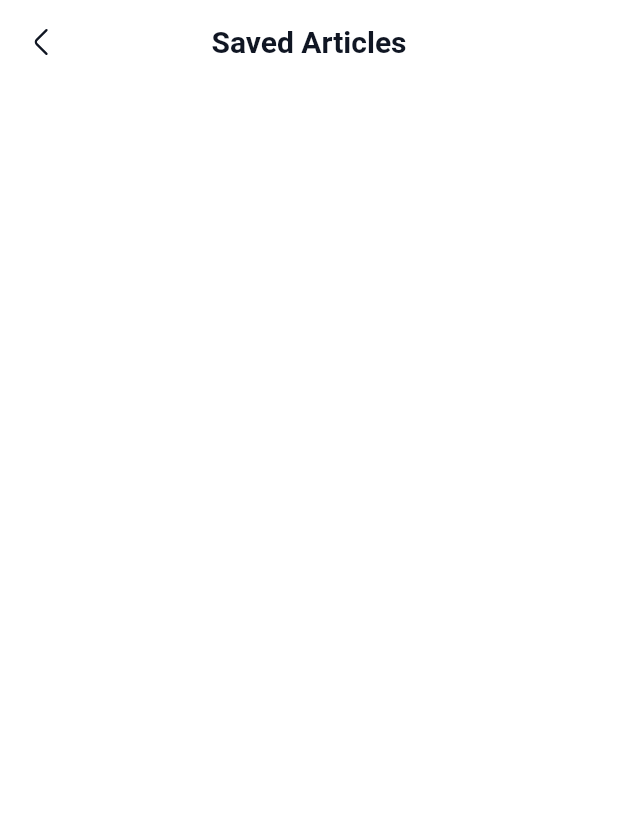
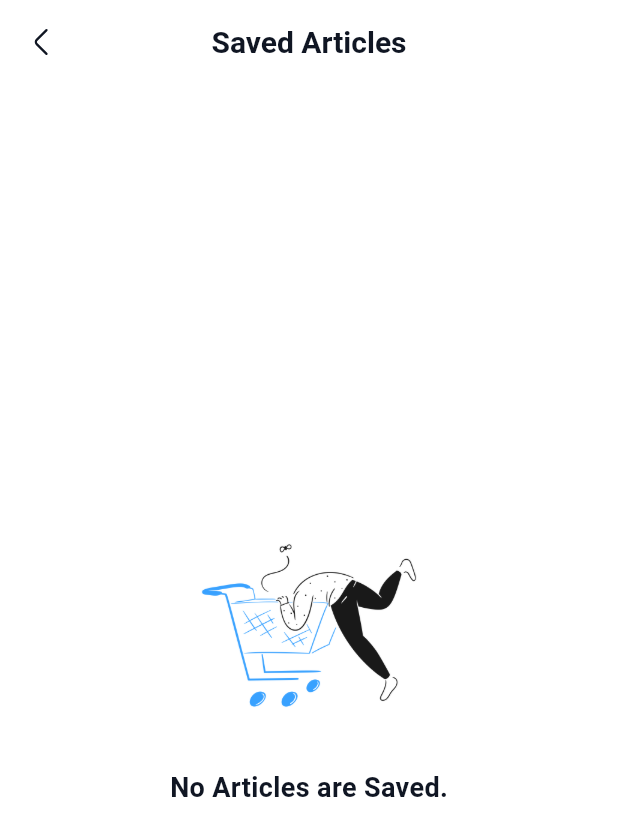
Before and after one commit to PriyankaMakwana810/medics, a Flutter app: the SavedView screen opened by its route, on a phone screen of 412 x 824 dp. Shown: the top 836 px of the screen. Run offline on Flutter 3.47's test engine with Material 3 defaults, Android fonts, the light colour scheme and no system bars; our stand-ins replace connectivity_plus, flutter_rating_bar, flutter_svg, geocoding, geolocator, get and 5 more; accounts and stored records are empty.

Commit message:
- added empty view when list is empty

```diff
--- a/lib/views/top_doctors/saved_view.dart
+++ b/lib/views/top_doctors/saved_view.dart
@@ -4,6 +4,7 @@ import 'package:medics/views/home/home_controller.dart';
 
 import '../../../styles/color_constants.dart';
 import '../../../styles/text_style.dart';
+import '../../config/app_assets.dart';
 import '../home/home_widgets.dart';
 
 class SavedView extends StatelessWidget {
@@ -23,19 +24,32 @@ class SavedView extends StatelessWidget {
         centerTitle: true,
       ),
       backgroundColor: whiteColor,
-      body: SingleChildScrollView(
-        child: Padding(
+      body: Padding(
         padding: const EdgeInsets.all(20.0),
+        child: Obx(() {
+          if (controller.articles.where((article) => article.isSaved).isEmpty) {
+            return Center(
               child: Column(
-            crossAxisAlignment: CrossAxisAlignment.start,
+                mainAxisAlignment: MainAxisAlignment.center,
+                crossAxisAlignment: CrossAxisAlignment.center,
                 children: [
-              // buildSectionHeader('Saved Articles', onTap: () {}),
-              // const SizedBox(height: 20.0),
-              Obx(() {
-                if (controller.articles.isEmpty) {
-                  return Center(child: CircularProgressIndicator());
+                  Image.asset(AppAssets.emptyCart, width: 150, height: 150),
+                  SizedBox(height: 20),
+                  const Text(
+                    'No Articles are Saved.',
+                    style: TextStyle(
+                        fontSize: 18,
+                        color: textColor,
+                        fontWeight: FontWeight.bold),
+                  ),
+                ],
+              ),
+            );
+
+            // return Center(child: CircularProgressIndicator());
           }
-                return Column(
+          return SingleChildScrollView(
+            child: Column(
               children: controller.articles
                   .where((article) => article.isSaved)
                   .map((article) {
@@ -48,11 +62,9 @@ class SavedView extends StatelessWidget {
                   },
                 );
               }).toList(),
+            ),
           );
         }),
-            ],
-          ),
-        ),
       ),
     );
   }
```
Lines whose indentation alone changed are shown as unchanged.
